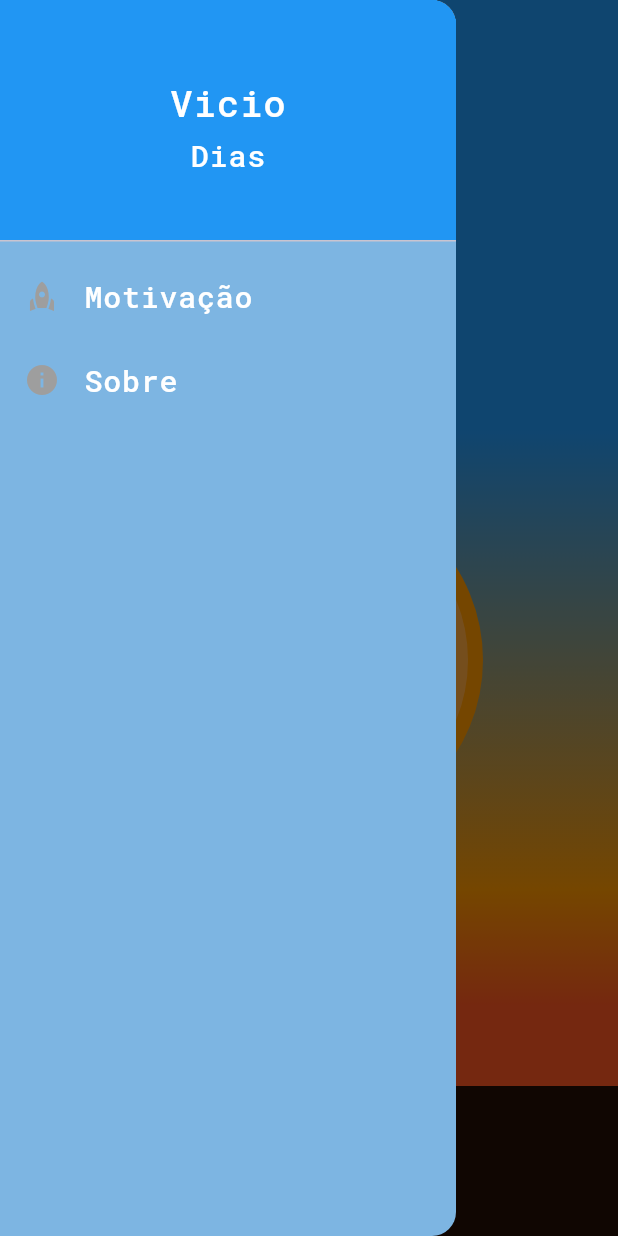
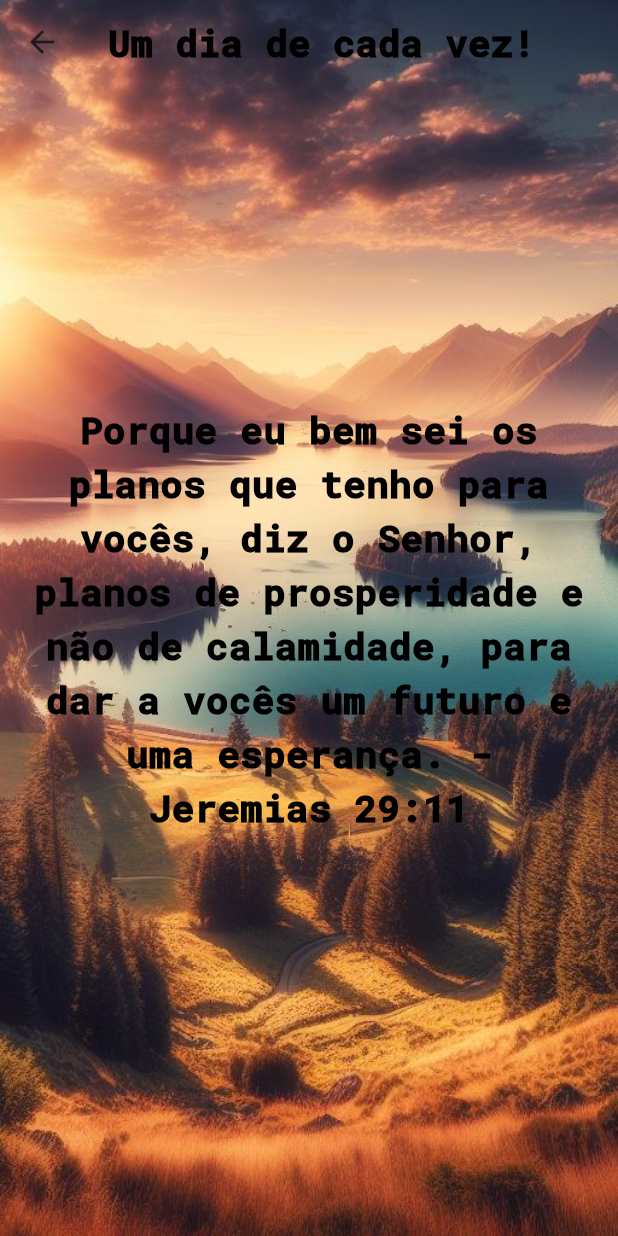
Before and after one commit to Igorruan23/umporvez, a Flutter app: the screen it shows after launch, in the side drawer, after a tap on "Motivação", on a phone screen of 412 x 824 dp. Run offline on Flutter 3.47's test engine with Material 3 defaults, Android fonts, the light colour scheme and no system bars; our stand-ins replace google_fonts.

Commit message:
adicionado menu lateral e funcionalidades

```diff
--- /dev/null
+++ b/lib/Model/images_model.dart
@@ -0,0 +1,15 @@
+import 'dart:math';
+
+class ImageRandomClass {
+  final List<String> imagePaths = [
+    'lib/assets/image1.jpg',
+    'lib/assets/image2.jpg',
+    'lib/assets/image3.jpg',
+    'lib/assets/image4.jpg',
+  ];
+
+  String getRandomImagePath() {
+    final random = Random();
+    return imagePaths[random.nextInt(imagePaths.length)];
+  }
+}
--- /dev/null
+++ b/lib/Model/versiculos_model.dart
@@ -0,0 +1,26 @@
+import 'dart:math';
+
+class VersiculosClass {
+  List<String> Versiculos = [
+    "Não se deixem vencer pelo mal, mas vençam o mal com o bem. - Romanos 12:21",
+    "Tudo posso naquele que me fortalece. - Filipenses 4:13",
+    "O Senhor é a minha luz e a minha salvação; de quem terei temor? - Salmo 27:1",
+    "Mas aqueles que esperam no Senhor renovarão as suas forças. Voarão alto como águias; correrão e não ficarão exaustos, andarão e não se cansarão. - Isaías 40:31",
+    "Ora, a fé é a certeza daquilo que esperamos e a prova das coisas que não vemos. - Hebreus 11:1",
+    "Confie no Senhor de todo o seu coração e não se apoie em seu próprio entendimento. - Provérbios 3:5",
+    "Mas os que confiam no Senhor renovam as suas forças. Voam alto como águias; correm e não ficam exaustos, andam e não se cansam. - Isaías 40:31",
+    "Deem graças em todas as circunstâncias, pois esta é a vontade de Deus para vocês em Cristo Jesus. - 1 Tessalonicenses 5:18",
+    "O amor é paciente, o amor é bondoso. Não inveja, não se vangloria, não se orgulha. - 1 Coríntios 13:4",
+    "Não se preocupem com nada, mas em todas as orações peçam a Deus o que vocês precisam e orem sempre com o coração agradecido. - Filipenses 4:6",
+    "Porque eu bem sei os planos que tenho para vocês, diz o Senhor, planos de prosperidade e não de calamidade, para dar a vocês um futuro e uma esperança. - Jeremias 29:11",
+    "Se Deus é por nós, quem será contra nós? - Romanos 8:31",
+    "O Senhor é o meu pastor; de nada terei falta. - Salmo 23:1",
+    "Não se amoldem ao padrão deste mundo, mas transformem-se pela renovação da sua mente. - Romanos 12:2",
+    "Esforçai-vos, e Ele fortalecerá o vosso coração, vós todos que esperais no Senhor. - Salmo 31:24",
+  ];
+  String getVersiculoAleatorio() {
+    final random = Random();
+    final index = random.nextInt(Versiculos.length);
+    return Versiculos[index];
+  }
+}
--- /dev/null
+++ b/lib/controller/Image_Controller.dart
@@ -0,0 +1,9 @@
+import 'package:umporvez/Model/images_model.dart';
+
+class ImageController {
+  final ImageRandomClass _imageRandomClass = ImageRandomClass();
+
+  String getRandomImage() {
+    return _imageRandomClass.getRandomImagePath();
+  }
+}
--- /dev/null
+++ b/lib/controller/VersiculoController.dart
@@ -0,0 +1,13 @@
+import 'package:umporvez/Model/versiculos_model.dart';
+
+
+class VersiculoController {
+  final VersiculosClass _versiculosModel = VersiculosClass();
+
+
+  String getVersiculoAleatorio() {
+    return _versiculosModel.getVersiculoAleatorio();
+  }
+
+
+}
--- /dev/null
+++ b/lib/view/Motivacao_page.dart
@@ -0,0 +1,77 @@
+import 'package:flutter/material.dart';
+import 'package:google_fonts/google_fonts.dart';
+
+import 'package:umporvez/controller/VersiculoController.dart';
+import 'package:umporvez/controller/Image_Controller.dart';
+
+class MotivacaoPage extends StatefulWidget {
+  const MotivacaoPage({
+    Key? key,
+  }) : super(key: key);
+
+  @override
+  State<MotivacaoPage> createState() => _MotivacaoPageState();
+}
+
+class _MotivacaoPageState extends State<MotivacaoPage> {
+  // Instância da classe Versiculoscontroller/imagecontroller
+  final ImageController imageController = ImageController();
+  final VersiculoController versiculoController = VersiculoController();
+  late String versiculoAleatorio;
+  late String backgroundImage;
+
+  @override
+  void initState() {
+    // TODO: implement initState
+    super.initState();
+    versiculoAleatorio = versiculoController.getVersiculoAleatorio();
+    // Obtém o caminho da imagem aleatória
+    backgroundImage = imageController.getRandomImage();
+  }
+
+  @override
+  Widget build(BuildContext context) {
+    return Scaffold(
+        appBar: AppBar(
+            title: Text(
+              "Um dia de cada vez!",
+              style: GoogleFonts.robotoMono(
+                  color: Color.fromARGB(255, 0, 0, 0),
+                  fontWeight: FontWeight.w900,
+                  fontSize: 25),
+            ),
+            centerTitle: true,
+            backgroundColor: Colors.transparent,
+            leading: Builder(builder: (BuildContext context) {
+              return IconButton(
+                icon: const Icon(Icons.arrow_back),
+                onPressed: () {
+                  Navigator.pop(context);
+                },
+                tooltip: MaterialLocalizations.of(context).openAppDrawerTooltip,
+              );
+            })),
+        extendBodyBehindAppBar: true,
+        body: Stack(children: [
+          Image.asset(
+            backgroundImage,
+            fit: BoxFit.cover,
+            width: double.infinity,
+            height: double.infinity,
+          ),
+          Center(
+            child: Padding(
+              padding: const EdgeInsets.all(16.0),
+              child: Text(
+                versiculoAleatorio,
+                style: GoogleFonts.robotoMono(
+                    color: Color.fromARGB(255, 0, 0, 0),
+                    fontWeight: FontWeight.w900,
+                    fontSize: 25),
+                textAlign: TextAlign.center,
+              ),
+            ),
+          ),
+        ]));
+  }
+}
--- a/lib/view/MyApp_view.dart
+++ b/lib/view/MyApp_view.dart
@@ -1,5 +1,6 @@
 import 'package:flutter/material.dart';
 import 'package:google_fonts/google_fonts.dart';
+import 'package:umporvez/view/Motivacao_page.dart';
 
 class HomePage extends StatelessWidget {
   @override
@@ -144,7 +145,8 @@ class HomePage extends StatelessWidget {
                   color: Colors.grey,
                 ),
                 onTap: () {
-                  print('Direcionar');
+                  Navigator.push(context,
+                      MaterialPageRoute(builder: (context) => MotivacaoPage()));
                 },
               ),
               ListTile(
```
Also changed, not shown: pubspec.yaml (+5 -3 lines), lib/assets/image1.jpg (added), lib/assets/image2.jpg (added), lib/assets/image3.jpg (added), lib/assets/image4.jpg (added).
